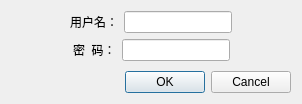
This is LARD/LARDUI/verifydialog.ui in Ryan-Lew/LARD as Qt 5 draws it before an edit. The edited form follows.
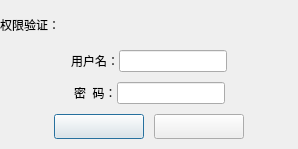
This is the edited form.

The edit to the form file:
```diff
--- a/LARD/LARDUI/verifydialog.ui
+++ b/LARD/LARDUI/verifydialog.ui
@@ -7,19 +7,19 @@
     <x>0</x>
     <y>0</y>
     <width>298</width>
-    <height>104</height>
+    <height>149</height>
    </rect>
   </property>
   <property name="minimumSize">
    <size>
-    <width>0</width>
-    <height>104</height>
+    <width>298</width>
+    <height>149</height>
    </size>
   </property>
   <property name="maximumSize">
    <size>
     <width>298</width>
-    <height>104</height>
+    <height>149</height>
    </size>
   </property>
   <property name="windowTitle">
@@ -28,7 +28,41 @@
   <property name="styleSheet">
    <string notr="true"/>
   </property>
-  <layout class="QVBoxLayout" name="verticalLayout">
+  <layout class="QVBoxLayout" name="verticalLayout" stretch="0,0,0,0">
+   <property name="spacing">
+    <number>0</number>
+   </property>
+   <property name="leftMargin">
+    <number>0</number>
+   </property>
+   <property name="topMargin">
+    <number>0</number>
+   </property>
+   <property name="rightMargin">
+    <number>0</number>
+   </property>
+   <property name="bottomMargin">
+    <number>0</number>
+   </property>
+   <item>
+    <widget class="QLabel" name="label">
+     <property name="minimumSize">
+      <size>
+       <width>0</width>
+       <height>30</height>
+      </size>
+     </property>
+     <property name="maximumSize">
+      <size>
+       <width>16777215</width>
+       <height>30</height>
+      </size>
+     </property>
+     <property name="text">
+      <string>权限验证：</string>
+     </property>
+    </widget>
+   </item>
    <item>
     <layout class="QHBoxLayout" name="horizontalLayout_2">
      <item>
@@ -92,7 +126,11 @@
       </widget>
      </item>
      <item>
-      <widget class="QLineEdit" name="lineEdit_2"/>
+      <widget class="QLineEdit" name="lineEdit_2">
+       <property name="echoMode">
+        <enum>QLineEdit::Password</enum>
+       </property>
+      </widget>
      </item>
      <item>
       <spacer name="horizontalSpacer_4">
@@ -110,26 +148,75 @@
     </layout>
    </item>
    <item>
-    <widget class="QDialogButtonBox" name="buttonBox">
-     <property name="minimumSize">
-      <size>
-       <width>280</width>
-       <height>30</height>
-      </size>
+    <layout class="QHBoxLayout" name="horizontalLayout_3">
+     <property name="spacing">
+      <number>10</number>
      </property>
-     <property name="maximumSize">
-      <size>
-       <width>280</width>
-       <height>30</height>
-      </size>
-     </property>
-     <property name="orientation">
-      <enum>Qt::Horizontal</enum>
-     </property>
-     <property name="standardButtons">
-      <set>QDialogButtonBox::Cancel|QDialogButtonBox::Ok</set>
-     </property>
-    </widget>
+     <item>
+      <spacer name="horizontalSpacer_5">
+       <property name="orientation">
+        <enum>Qt::Horizontal</enum>
+       </property>
+       <property name="sizeHint" stdset="0">
+        <size>
+         <width>40</width>
+         <height>20</height>
+        </size>
+       </property>
+      </spacer>
+     </item>
+     <item>
+      <widget class="QPushButton" name="verifydialog_ok">
+       <property name="minimumSize">
+        <size>
+         <width>90</width>
+         <height>25</height>
+        </size>
+       </property>
+       <property name="maximumSize">
+        <size>
+         <width>90</width>
+         <height>25</height>
+        </size>
+       </property>
+       <property name="text">
+        <string/>
+       </property>
+      </widget>
+     </item>
+     <item>
+      <widget class="QPushButton" name="verifydialog_cancel">
+       <property name="minimumSize">
+        <size>
+         <width>90</width>
+         <height>25</height>
+        </size>
+       </property>
+       <property name="maximumSize">
+        <size>
+         <width>90</width>
+         <height>25</height>
+        </size>
+       </property>
+       <property name="text">
+        <string/>
+       </property>
+      </widget>
+     </item>
+     <item>
+      <spacer name="horizontalSpacer_6">
+       <property name="orientation">
+        <enum>Qt::Horizontal</enum>
+       </property>
+       <property name="sizeHint" stdset="0">
+        <size>
+         <width>40</width>
+         <height>20</height>
+        </size>
+       </property>
+      </spacer>
+     </item>
+    </layout>
    </item>
   </layout>
  </widget>
```
Left out of the diff: 35 changed lines with no effect on the pictures.
